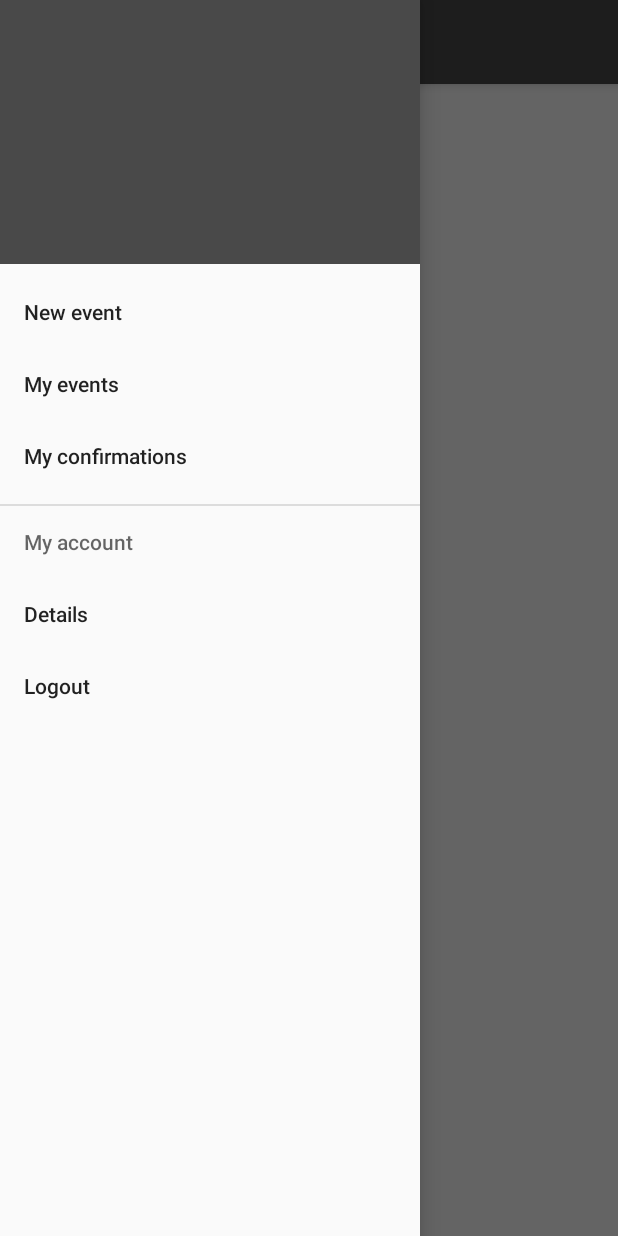
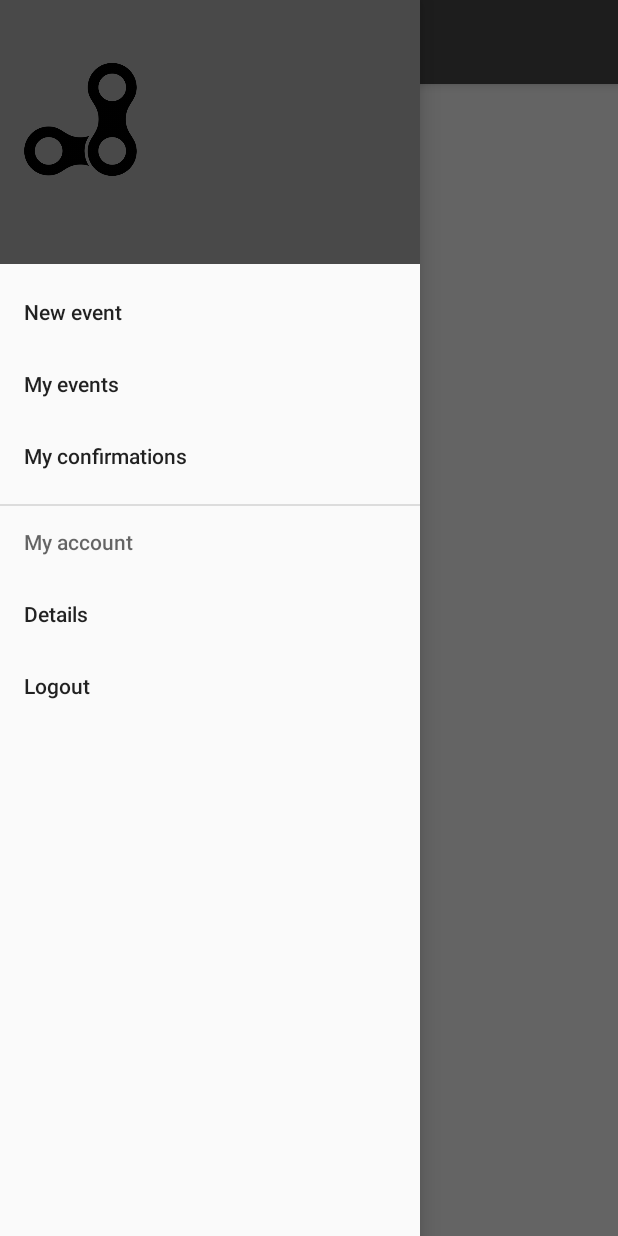
Before and after one commit to fraczekkrzysztof/gocycling-android, an Android app: the screen it shows after launch once a user with an empty profile is signed in (EventListActivity), with the side drawer open, on a phone screen of 412 x 824 dp. Run offline under Robolectric (Android 15) with nearby library versions, the phone set to English and light mode, and no system bars; our stand-ins replace Firebase (no records; nobody signed in at launch, a user with empty details on screens opened directly); libraries missing offline, so code that uses them is left out: com.firebase.ui, com.loopj.android, cz.msebera.android; 3 statements that could not run were skipped.

Commit message:
Add image to header

```diff
--- a/app/src/main/res/layout/drawer_header.xml
+++ b/app/src/main/res/layout/drawer_header.xml
@@ -1,5 +1,6 @@
 <?xml version="1.0" encoding="utf-8"?>
 <LinearLayout xmlns:android="http://schemas.android.com/apk/res/android"
+    xmlns:app="http://schemas.android.com/apk/res-auto"
     android:orientation="vertical" android:layout_width="match_parent"
     android:layout_height="176dp"
     android:background="@color/primaryDarkColor"
@@ -7,6 +8,11 @@
     android:padding="16dp"
     android:theme="@style/ThemeOverlay.AppCompat.Dark">
 
+    <ImageView
+        android:layout_width="75dp"
+        android:layout_height="75dp"
+        android:src="@drawable/chain"
+        android:layout_marginBottom="15sp"/>
 
     <TextView
         android:id="@+id/header_text"
@@ -15,6 +21,7 @@
         android:text="TEXT"
         android:textAppearance="@style/TextAppearance.AppCompat.Body1"
         android:textColor="@color/primaryTextColor"
-        android:textSize="20dp"/>
+        android:textSize="20dp"
+        />
 
 </LinearLayout>
```
